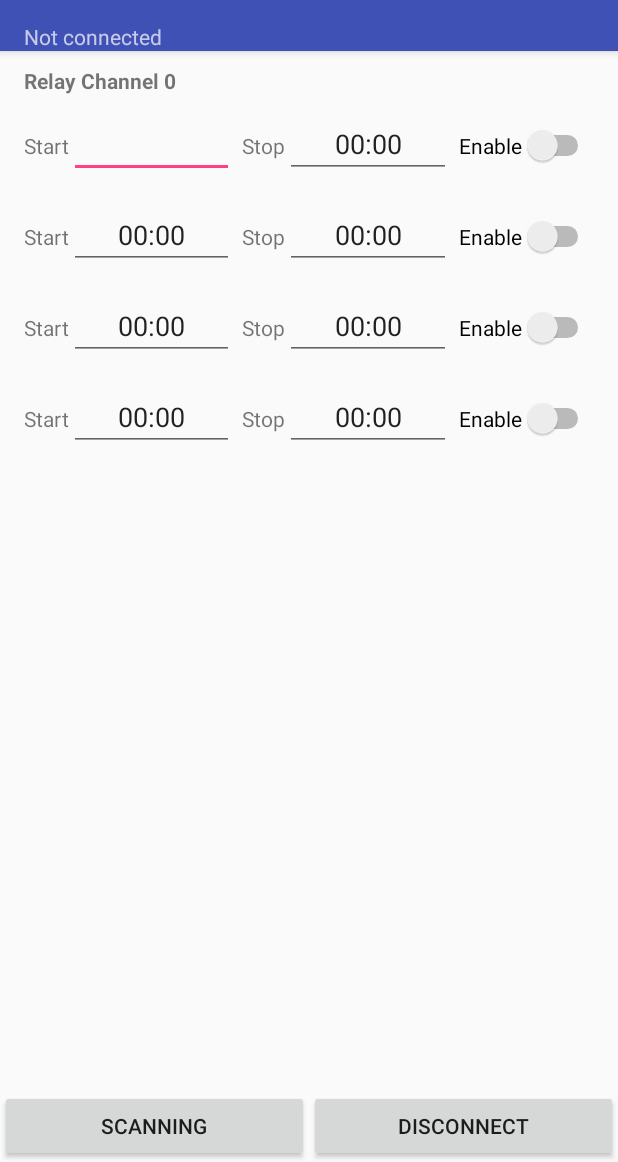
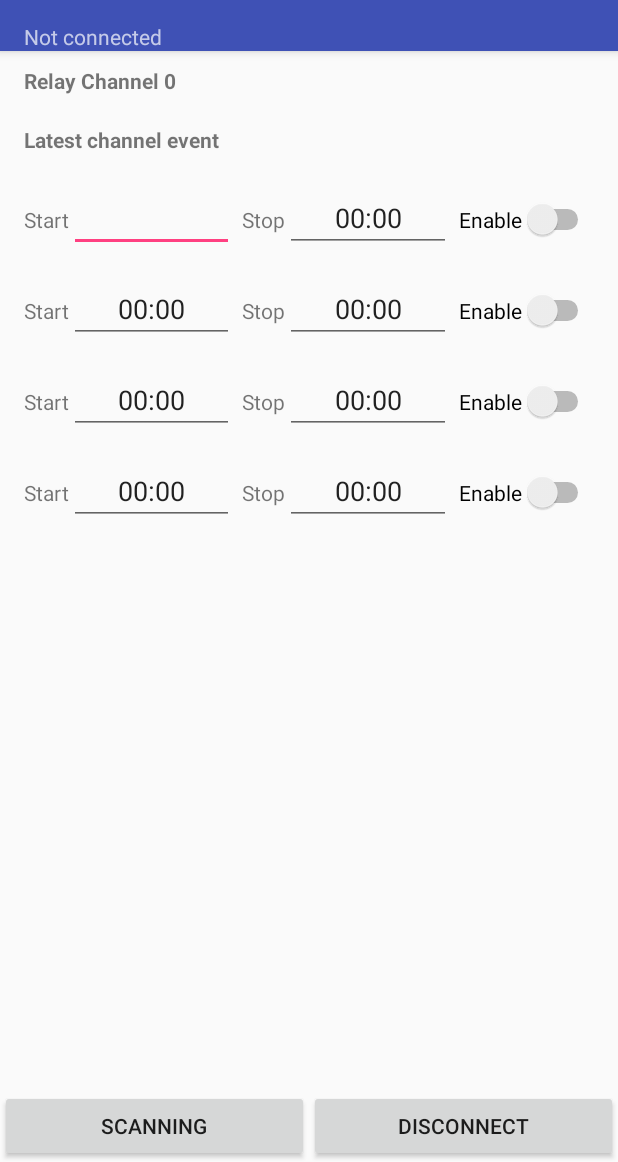
Before and after one commit to LorenzoBianconi/android-projects, an Android app: the screen it shows after launch (ICActivity), on a phone screen of 412 x 824 dp, the part 74-1236 px from its top. Run offline under Robolectric (Android 15) with nearby library versions, the phone set to English and light mode, and no system bars.

Commit message:
IrrigationController: add log support

```diff
--- a/IrrigationController/app/src/main/res/layout/activity_ic.xml
+++ b/IrrigationController/app/src/main/res/layout/activity_ic.xml
@@ -60,7 +60,7 @@
         android:layout_below="@+id/appbar"
         android:layout_above="@+id/button_layout"
         android:layout_width="match_parent"
-        android:layout_height="match_parent">
+        android:layout_height="wrap_content">
 
         <android.support.v4.view.ViewPager
             android:id="@+id/container"
--- a/IrrigationController/app/src/main/res/layout/channel_ic.xml
+++ b/IrrigationController/app/src/main/res/layout/channel_ic.xml
@@ -15,12 +15,21 @@
         android:textStyle="bold"
         android:text="Relay Channel" />
 
+    <TextView
+        android:id="@+id/logView"
+        android:paddingTop="20dp"
+        android:layout_below="@+id/textChannel"
+        android:layout_width="match_parent"
+        android:layout_height="wrap_content"
+        android:textStyle="bold"
+        android:text="Latest channel event" />
+
     <LinearLayout
         android:id="@+id/phase1"
-        android:paddingTop="10dp"
+        android:paddingTop="20dp"
         android:layout_width="match_parent"
         android:layout_height="wrap_content"
-        android:layout_below="@+id/textChannel"
+        android:layout_below="@+id/logView"
         android:orientation="horizontal">
 
         <TextView
```
Also changed, not shown: IrrigationController/app/src/main/java/net/lorenzobianconi/irrigationcontroller/ICActivity.java (+22 -7 lines).
